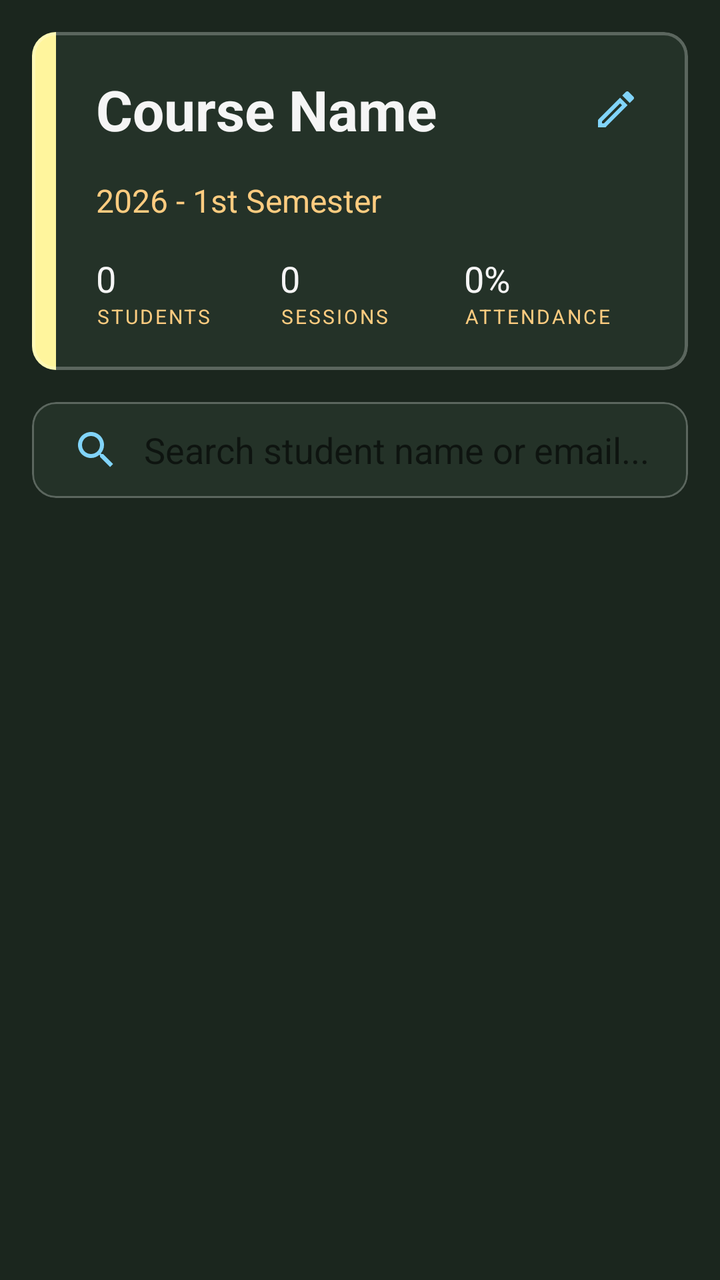
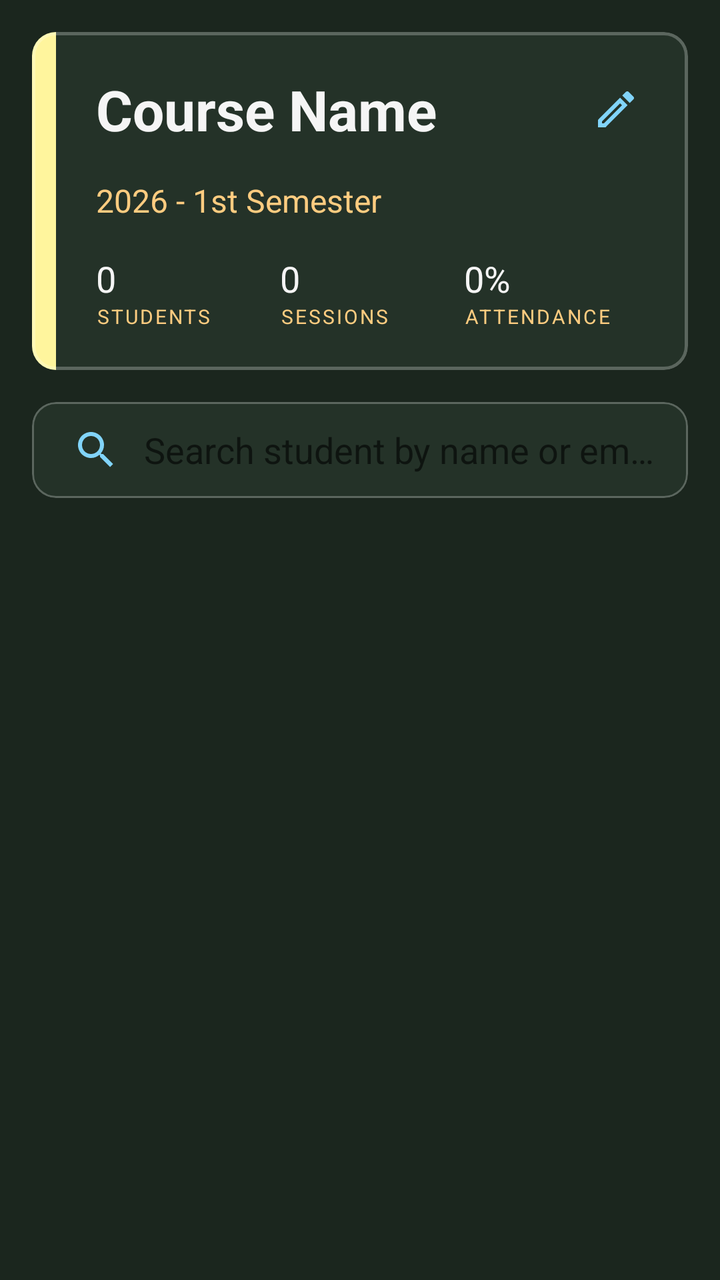

An Android layout rendered at two revisions. The XML below is the earlier revision; the diff shows what the commit changed to produce the second picture.
<!-- AndroidManifest.xml: application theme Theme.Presensor -->
<!-- res/layout/layout_course_statistics.xml -->
<?xml version="1.0" encoding="utf-8"?>
<LinearLayout xmlns:android="http://schemas.android.com/apk/res/android"
    xmlns:app="http://schemas.android.com/apk/res-auto"
    android:layout_width="match_parent"
    android:layout_height="match_parent"
    android:orientation="vertical"
    android:background="?android:attr/windowBackground"
    >

    <include
        layout="@layout/item_detailed_course_card"
        android:id="@+id/statsHeaderInclude"
        android:layout_width="match_parent"
        android:layout_height="wrap_content"
        android:layout_margin="16dp" />

    <com.google.android.material.card.MaterialCardView
        android:layout_width="match_parent"
        android:layout_height="wrap_content"
        android:layout_marginHorizontal="16dp"
        android:layout_marginBottom="8dp"
        app:cardCornerRadius="12dp"
        app:cardElevation="0dp"
        app:strokeWidth="1dp"
        app:strokeColor="?attr/cardFrameColor"
        app:cardBackgroundColor="?attr/cardBackgroundColor">

        <androidx.appcompat.widget.SearchView
            android:id="@+id/searchStudentsAttendance"
            android:layout_width="match_parent"
            android:layout_height="wrap_content"
            app:iconifiedByDefault="false"
            app:queryHint="Search student name or email..."
            app:queryBackground="@android:color/transparent" />
    </com.google.android.material.card.MaterialCardView>

    <androidx.recyclerview.widget.RecyclerView
        android:id="@+id/rvStudentStats"
        android:layout_width="match_parent"
        android:layout_height="match_parent"
        android:clipToPadding="false"
        android:padding="16dp" />

</LinearLayout>
<!-- res/layout/item_detailed_course_card.xml (included above) -->
<?xml version="1.0" encoding="utf-8"?>
<com.google.android.material.card.MaterialCardView xmlns:android="http://schemas.android.com/apk/res/android"
    xmlns:app="http://schemas.android.com/apk/res-auto"
    android:id="@+id/courseDetailedInfoCard"
    android:layout_width="match_parent"
    android:layout_height="wrap_content"
    app:cardCornerRadius="12dp"
    app:cardBackgroundColor="?attr/cardBackgroundColor"
    app:cardElevation="0dp"
    app:strokeWidth="1.5dp"
    app:strokeColor="?attr/cardFrameColor">

    <androidx.constraintlayout.widget.ConstraintLayout
        android:layout_width="match_parent"
        android:layout_height="wrap_content">

        <View
            android:id="@+id/viewCourseDetailAccent"
            android:layout_width="12dp"
            android:layout_height="0dp"
            android:background="@color/chalk_yellow"
            app:layout_constraintBottom_toBottomOf="parent"
            app:layout_constraintStart_toStartOf="parent"
            app:layout_constraintTop_toTopOf="parent" />

        <TextView
            android:id="@+id/txtDetailCourseName"
            android:layout_width="0dp"
            android:layout_height="wrap_content"
            android:layout_marginTop="20dp"
            android:layout_marginStart="20dp"
            android:layout_marginEnd="12dp"
            android:text="Course Name"
            android:ellipsize="end"
            android:maxLines="2"
            android:textColor="?attr/colorPrimary"
            android:textSize="28sp"
            android:textStyle="bold"
            app:layout_constraintStart_toEndOf="@id/viewCourseDetailAccent"
            app:layout_constraintTop_toTopOf="parent"
            app:layout_constraintEnd_toStartOf="@id/btnEditCourse" />

        <ImageView
            android:id="@+id/btnEditCourse"
            android:layout_width="32dp"
            android:layout_height="32dp"
            android:layout_marginEnd="20dp"
            android:padding="4dp"
            android:src="@drawable/ic_edit"
            android:clickable="true"
            android:focusable="true"
            android:background="?android:attr/selectableItemBackgroundBorderless"
            app:tint="?attr/actionItemColor"
            app:layout_constraintTop_toTopOf="@id/txtDetailCourseName"
            app:layout_constraintBottom_toBottomOf="@id/txtDetailCourseName"
            app:layout_constraintEnd_toEndOf="parent" />

        <LinearLayout
            android:layout_width="0dp"
            android:layout_height="wrap_content"
            android:orientation="vertical"
            android:paddingStart="20dp"
            android:paddingEnd="20dp"
            android:paddingBottom="20dp"
            app:layout_constraintEnd_toEndOf="parent"
            app:layout_constraintStart_toEndOf="@id/viewCourseDetailAccent"
            app:layout_constraintTop_toBottomOf="@id/txtDetailCourseName"
            app:layout_constraintBottom_toBottomOf="parent">

            <TextView
                android:id="@+id/txtDetailCourseSemester"
                android:layout_width="wrap_content"
                android:layout_height="wrap_content"
                android:layout_marginTop="16dp"
                android:layout_marginBottom="16dp"
                android:text="2026 - 1st Semester"
                android:textColor="?attr/descriptiveTextColor"
                android:textSize="16sp" />

            <LinearLayout
                android:layout_width="match_parent"
                android:layout_height="wrap_content"
                android:orientation="horizontal">

                <LinearLayout
                    android:layout_width="0dp"
                    android:layout_height="wrap_content"
                    android:layout_weight="1"
                    android:orientation="vertical">

                    <TextView
                        android:id="@+id/txtStatStudentCount"
                        android:layout_width="wrap_content"
                        android:layout_height="wrap_content"
                        android:text="0"
                        android:textColor="?attr/colorPrimary"
                        android:textSize="18sp" />

                    <TextView
                        android:layout_width="wrap_content"
                        android:layout_height="wrap_content"
                        android:text="Students"
                        android:textAllCaps="true"
                        android:textColor="?attr/descriptiveTextColor"
                        android:textSize="10sp"
                        android:letterSpacing="0.1" />
                </LinearLayout>

                <LinearLayout
                    android:layout_width="0dp"
                    android:layout_height="wrap_content"
                    android:layout_weight="1"
                    android:orientation="vertical">

                    <TextView
                        android:id="@+id/txtStatSessionCount"
                        android:layout_width="wrap_content"
                        android:layout_height="wrap_content"
                        android:text="0"
                        android:textColor="?attr/colorPrimary"
                        android:textSize="18sp" />

                    <TextView
                        android:layout_width="wrap_content"
                        android:layout_height="wrap_content"
                        android:text="Sessions"
                        android:textAllCaps="true"
                        android:textColor="?attr/descriptiveTextColor"
                        android:textSize="10sp"
                        android:letterSpacing="0.1" />
                </LinearLayout>

                <LinearLayout
                    android:layout_width="0dp"
                    android:layout_height="wrap_content"
                    android:layout_weight="1"
                    android:orientation="vertical">

                    <TextView
                        android:id="@+id/txtStatAvgAttendance"
                        android:layout_width="wrap_content"
                        android:layout_height="wrap_content"
                        android:text="0%"
                        android:textColor="?attr/colorPrimary"
                        android:textSize="18sp" />

                    <TextView
                        android:layout_width="wrap_content"
                        android:layout_height="wrap_content"
                        android:text="Attendance"
                        android:textAllCaps="true"
                        android:textColor="?attr/descriptiveTextColor"
                        android:textSize="10sp"
                        android:letterSpacing="0.1" />
                </LinearLayout>
            </LinearLayout>
        </LinearLayout>
    </androidx.constraintlayout.widget.ConstraintLayout>
</com.google.android.material.card.MaterialCardView>
<!-- resources referenced by this layout -->
<resources>
  <color name="chalk_yellow">#FFF59D</color>
  <!-- drawable ic_edit (drawable) -->
  <vector xmlns:android="http://schemas.android.com/apk/res/android" android:height="24dp" android:tint="#000000" android:viewportHeight="24" android:viewportWidth="24" android:width="24dp">
        
      <path android:fillColor="@android:color/white" android:pathData="M3,17.25V21h3.75L17.81,9.94l-3.75,-3.75L3,17.25zM5.92,19H5v-0.92l9.06,-9.06 0.92,0.92L5.92,19zM20.71,5.63l-2.34,-2.34c-0.2,-0.2 -0.45,-0.29 -0.71,-0.29s-0.51,0.1 -0.7,0.29l-1.83,1.83 3.75,3.75 1.83,-1.83c0.39,-0.39 0.39,-1.02 0,-1.41z"/>
      
  </vector>
  <style name="Theme.Presensor" parent="Base.Theme.Presensor" />
  <style name="Base.Theme.Presensor" parent="Theme.MaterialComponents.DayNight.NoActionBar">
          <item name="colorPrimary">@color/chalk_white</item>
          <item name="colorOnPrimary">@color/blackboard_green</item>
  
          <item name="android:windowBackground">@color/blackboard_green</item>
          <item name="colorSurface">@color/surface_dark</item>
  
          <item name="android:statusBarColor">#141D16</item>
          <item name="android:windowLightStatusBar">false</item>
          <item name="android:textColorPrimary">@color/chalk_white</item>
          <item name="android:textColorSecondary" format="color">@color/chalk_blue</item>
          <item name="timestampColor" format="color">@color/chalk_teal</item>
          <item name="actionItemColor" format="color">@color/chalk_blue</item>
          <item name="descriptiveTextColor" format="color">@color/chalk_orange</item>
          <item name="cardFrameColor" format="color">@color/blackboard_frame</item>
          <item name="cardBackgroundColor" format="color">@color/blackboard_lighter_green</item>
  
          <item name="studentSkippedClassColor" format="color">@color/chalk_red</item>
          <item name="studentAttendedClassColor" format="color">@color/chalk_green</item>
      </style>
  <color name="chalk_white">#F5F5F5</color>
  <color name="blackboard_green">#1B261E</color>
  <color name="surface_dark">#243027</color>
  <color name="chalk_blue">#81D4FA</color>
  <color name="chalk_teal">#80CBC4</color>
  <color name="chalk_orange">#FFCC80</color>
  <color name="blackboard_frame">#40FFFFFF</color>
  <color name="blackboard_lighter_green">#243228</color>
  <color name="chalk_red">#EF9A9A</color>
  <color name="chalk_green">#C5E1A5</color>
</resources>

<!-- the commit's change to res/layout/layout_course_statistics.xml (unified diff, before → after) -->
@@ -4,8 +4,7 @@
     android:layout_width="match_parent"
     android:layout_height="match_parent"
     android:orientation="vertical"
-    android:background="?android:attr/windowBackground"
-    >
+    android:background="?android:attr/windowBackground">
 
     <include
         layout="@layout/item_detailed_course_card"
@@ -30,7 +29,7 @@
             android:layout_width="match_parent"
             android:layout_height="wrap_content"
             app:iconifiedByDefault="false"
-            app:queryHint="Search student name or email..."
+            app:queryHint="@string/hint_search_student"
             app:queryBackground="@android:color/transparent" />
     </com.google.android.material.card.MaterialCardView>
 
@@ -75,7 +74,7 @@
             android:layout_marginTop="20dp"
             android:layout_marginStart="20dp"
             android:layout_marginEnd="12dp"
-            android:text="Course Name"
+            android:text="@string/hint_course_name"
             android:ellipsize="end"
             android:maxLines="2"
             android:textColor="?attr/colorPrimary"
@@ -144,7 +143,7 @@
                     <TextView
                         android:layout_width="wrap_content"
                         android:layout_height="wrap_content"
-                        android:text="Students"
+                        android:text="@string/stats_students"
                         android:textAllCaps="true"
                         android:textColor="?attr/descriptiveTextColor"
                         android:textSize="10sp"
@@ -168,7 +167,7 @@
                     <TextView
                         android:layout_width="wrap_content"
                         android:layout_height="wrap_content"
-                        android:text="Sessions"
+                        android:text="@string/stats_sessions"
                         android:textAllCaps="true"
                         android:textColor="?attr/descriptiveTextColor"
                         android:textSize="10sp"
@@ -192,7 +191,7 @@
                     <TextView
                         android:layout_width="wrap_content"
                         android:layout_height="wrap_content"
-                        android:text="Attendance"
+                        android:text="@string/stats_attendance"
                         android:textAllCaps="true"
                         android:textColor="?attr/descriptiveTextColor"
                         android:textSize="10sp"
<!-- resource entries referenced after the edit -->
@@ -7,6 +7,11 @@
       <path android:fillColor="@android:color/white" android:pathData="M3,17.25V21h3.75L17.81,9.94l-3.75,-3.75L3,17.25zM5.92,19H5v-0.92l9.06,-9.06 0.92,0.92L5.92,19zM20.71,5.63l-2.34,-2.34c-0.2,-0.2 -0.45,-0.29 -0.71,-0.29s-0.51,0.1 -0.7,0.29l-1.83,1.83 3.75,3.75 1.83,-1.83c0.39,-0.39 0.39,-1.02 0,-1.41z"/>
       
   </vector>
+  <string name="hint_course_name">Course Name</string>
+  <string name="hint_search_student">Search student by name or email…</string>
+  <string name="stats_attendance">Attendance</string>
+  <string name="stats_sessions">Sessions</string>
+  <string name="stats_students">Students</string>
   <style name="Theme.Presensor" parent="Base.Theme.Presensor" />
   <style name="Base.Theme.Presensor" parent="Theme.MaterialComponents.DayNight.NoActionBar">
           <item name="colorPrimary">@color/chalk_white</item>
